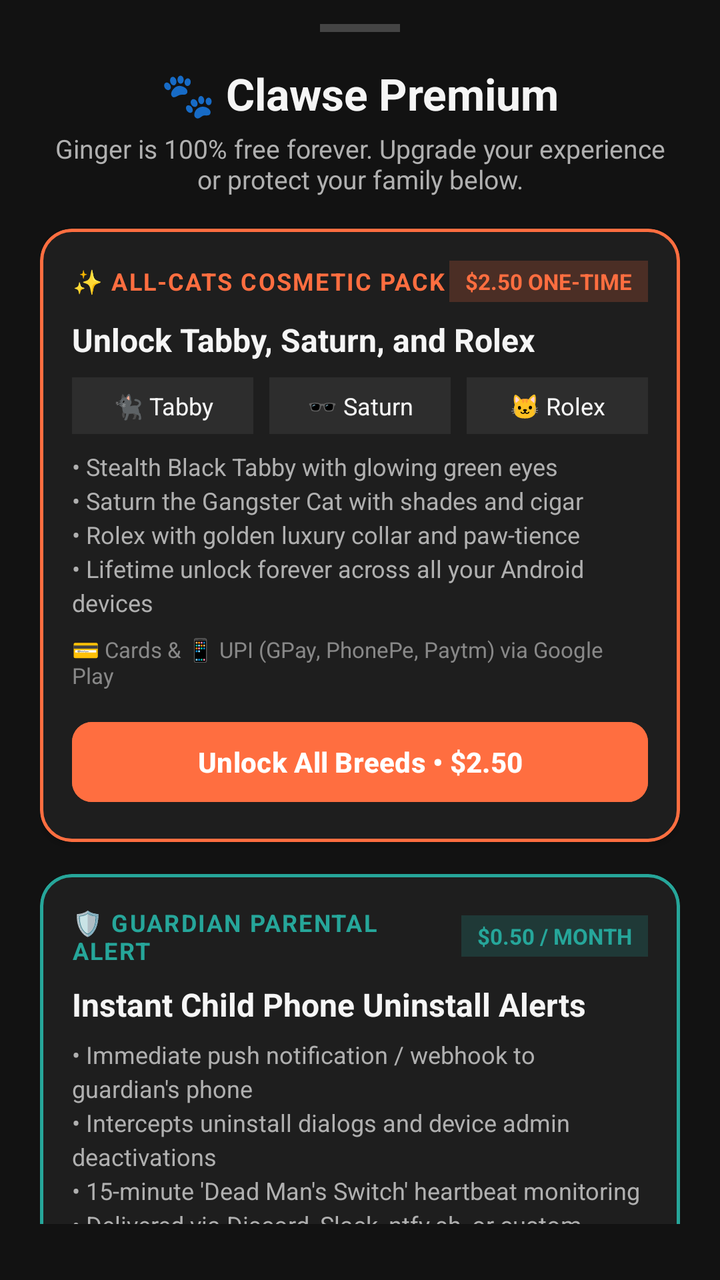
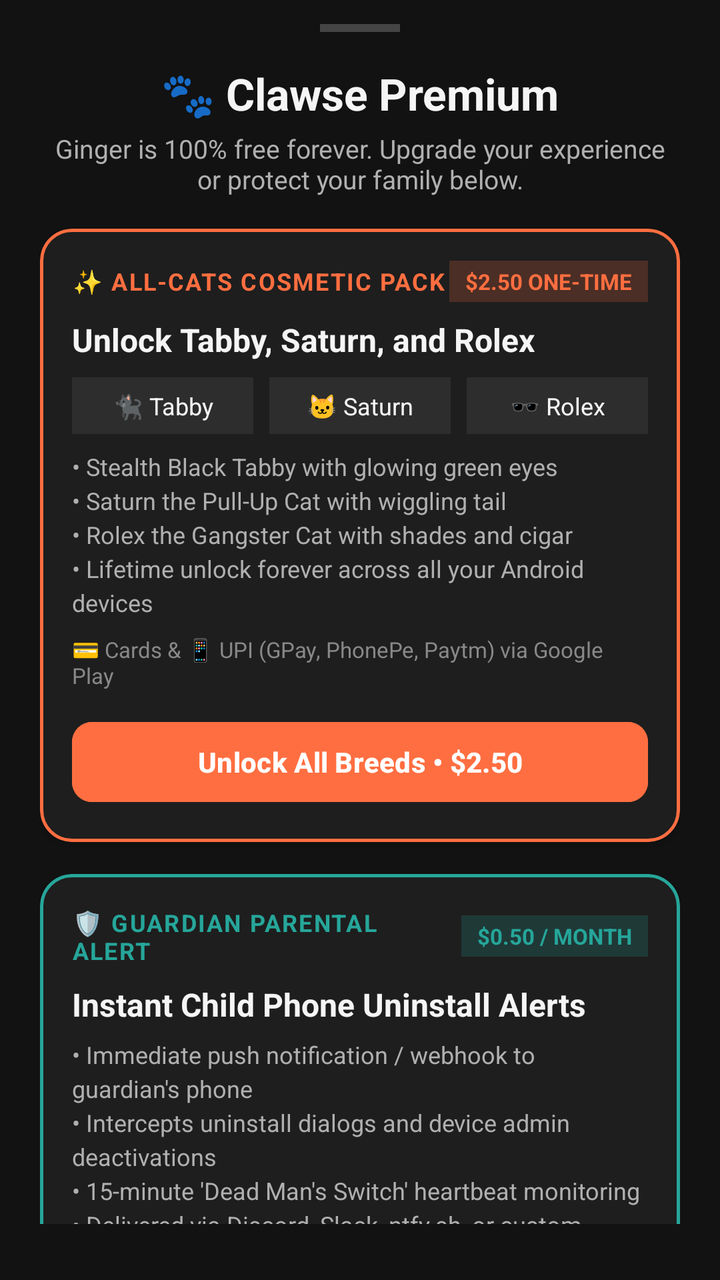

The first picture is an Android layout as it rendered before a commit; the second is the same layout after the commit. The layout source and the unified diff follow.
<!-- AndroidManifest.xml: application theme Theme.AntiScrollerKitty -->
<!-- res/layout/dialog_paywall.xml -->
<?xml version="1.0" encoding="utf-8"?>
<androidx.core.widget.NestedScrollView xmlns:android="http://schemas.android.com/apk/res/android"
    xmlns:app="http://schemas.android.com/apk/res-auto"
    android:layout_width="match_parent"
    android:layout_height="wrap_content"
    android:background="@color/background"
    android:paddingStart="20dp"
    android:paddingEnd="20dp"
    android:paddingTop="12dp"
    android:paddingBottom="28dp">

    <LinearLayout
        android:layout_width="match_parent"
        android:layout_height="wrap_content"
        android:gravity="center_horizontal"
        android:orientation="vertical">

        
        <View
            android:layout_width="40dp"
            android:layout_height="4dp"
            android:layout_marginBottom="16dp"
            android:background="#444444" />

        <TextView
            android:layout_width="wrap_content"
            android:layout_height="wrap_content"
            android:text="🐾 Clawse Premium"
            android:textColor="@color/text_primary"
            android:textSize="22sp"
            android:textStyle="bold" />

        <TextView
            android:layout_width="wrap_content"
            android:layout_height="wrap_content"
            android:layout_marginTop="4dp"
            android:layout_marginBottom="16dp"
            android:gravity="center"
            android:text="Ginger is 100% free forever. Upgrade your experience or protect your family below."
            android:textColor="@color/text_secondary"
            android:textSize="13sp" />

        
        <com.google.android.material.card.MaterialCardView
            android:id="@+id/cardCosmetics"
            android:layout_width="match_parent"
            android:layout_height="wrap_content"
            android:layout_marginBottom="16dp"
            app:cardBackgroundColor="@color/surface"
            app:cardCornerRadius="16dp"
            app:cardElevation="2dp"
            app:strokeColor="@color/primary"
            app:strokeWidth="1.5dp">

            <LinearLayout
                android:layout_width="match_parent"
                android:layout_height="wrap_content"
                android:orientation="vertical"
                android:padding="16dp">

                <LinearLayout
                    android:layout_width="match_parent"
                    android:layout_height="wrap_content"
                    android:gravity="center_vertical"
                    android:orientation="horizontal">

                    <TextView
                        android:layout_width="0dp"
                        android:layout_height="wrap_content"
                        android:layout_weight="1"
                        android:text="✨ ALL-CATS COSMETIC PACK"
                        android:textColor="@color/primary"
                        android:textSize="12sp"
                        android:letterSpacing="0.06"
                        android:textStyle="bold" />

                    <TextView
                        android:id="@+id/tvCosmeticsPriceBadge"
                        android:layout_width="wrap_content"
                        android:layout_height="wrap_content"
                        android:background="#33FF6E40"
                        android:paddingStart="8dp"
                        android:paddingEnd="8dp"
                        android:paddingTop="3dp"
                        android:paddingBottom="3dp"
                        android:text="$2.50 ONE-TIME"
                        android:textColor="@color/primary"
                        android:textSize="11sp"
                        android:textStyle="bold" />
                </LinearLayout>

                <TextView
                    android:layout_width="wrap_content"
                    android:layout_height="wrap_content"
                    android:layout_marginTop="8dp"
                    android:text="Unlock Tabby, Saturn, and Rolex"
                    android:textColor="@color/text_primary"
                    android:textSize="16sp"
                    android:textStyle="bold" />

                
                <LinearLayout
                    android:layout_width="match_parent"
                    android:layout_height="wrap_content"
                    android:layout_marginTop="8dp"
                    android:layout_marginBottom="8dp"
                    android:orientation="horizontal">

                    <TextView
                        android:layout_width="0dp"
                        android:layout_height="wrap_content"
                        android:layout_weight="1"
                        android:layout_marginEnd="4dp"
                        android:background="@color/surface_variant"
                        android:gravity="center"
                        android:paddingTop="6dp"
                        android:paddingBottom="6dp"
                        android:text="🐈‍⬛ Tabby"
                        android:textColor="@color/text_primary"
                        android:textSize="12sp" />

                    <TextView
                        android:layout_width="0dp"
                        android:layout_height="wrap_content"
                        android:layout_weight="1"
                        android:layout_marginStart="4dp"
                        android:layout_marginEnd="4dp"
                        android:background="@color/surface_variant"
                        android:gravity="center"
                        android:paddingTop="6dp"
                        android:paddingBottom="6dp"
                        android:text="🕶️ Saturn"
                        android:textColor="@color/text_primary"
                        android:textSize="12sp" />

                    <TextView
                        android:layout_width="0dp"
                        android:layout_height="wrap_content"
                        android:layout_weight="1"
                        android:layout_marginStart="4dp"
                        android:background="@color/surface_variant"
                        android:gravity="center"
                        android:paddingTop="6dp"
                        android:paddingBottom="6dp"
                        android:text="🐱 Rolex"
                        android:textColor="@color/text_primary"
                        android:textSize="12sp" />
                </LinearLayout>

                <TextView
                    android:layout_width="wrap_content"
                    android:layout_height="wrap_content"
                    android:text="• Stealth Black Tabby with glowing green eyes\n• Saturn the Gangster Cat with shades and cigar\n• Rolex with golden luxury collar and paw-tience\n• Lifetime unlock forever across all your Android devices"
                    android:textColor="@color/text_secondary"
                    android:textSize="12sp"
                    android:lineSpacingExtra="3dp" />

                <TextView
                    android:layout_width="wrap_content"
                    android:layout_height="wrap_content"
                    android:layout_marginTop="8dp"
                    android:text="💳 Cards &amp; 📱 UPI (GPay, PhonePe, Paytm) via Google Play"
                    android:textColor="#888888"
                    android:textSize="11sp" />

                <com.google.android.material.button.MaterialButton
                    android:id="@+id/btnBuyCosmetics"
                    android:layout_width="match_parent"
                    android:layout_height="48dp"
                    android:layout_marginTop="12dp"
                    android:text="Unlock All Breeds • $2.50"
                    android:textColor="@color/on_primary"
                    android:backgroundTint="@color/primary"
                    android:textStyle="bold"
                    app:cornerRadius="10dp" />
            </LinearLayout>
        </com.google.android.material.card.MaterialCardView>

        
        <com.google.android.material.card.MaterialCardView
            android:id="@+id/cardParental"
            android:layout_width="match_parent"
            android:layout_height="wrap_content"
            android:layout_marginBottom="16dp"
            app:cardBackgroundColor="@color/surface"
            app:cardCornerRadius="16dp"
            app:cardElevation="2dp"
            app:strokeColor="@color/secondary"
            app:strokeWidth="1.5dp">

            <LinearLayout
                android:layout_width="match_parent"
                android:layout_height="wrap_content"
                android:orientation="vertical"
                android:padding="16dp">

                <LinearLayout
                    android:layout_width="match_parent"
                    android:layout_height="wrap_content"
                    android:gravity="center_vertical"
                    android:orientation="horizontal">

                    <TextView
                        android:layout_width="0dp"
                        android:layout_height="wrap_content"
                        android:layout_weight="1"
                        android:text="🛡️ GUARDIAN PARENTAL ALERT"
                        android:textColor="@color/secondary"
                        android:textSize="12sp"
                        android:letterSpacing="0.06"
                        android:textStyle="bold" />

                    <TextView
                        android:id="@+id/tvParentalPriceBadge"
                        android:layout_width="wrap_content"
                        android:layout_height="wrap_content"
                        android:background="#3326A69A"
                        android:paddingStart="8dp"
                        android:paddingEnd="8dp"
                        android:paddingTop="3dp"
                        android:paddingBottom="3dp"
                        android:text="$0.50 / MONTH"
                        android:textColor="@color/secondary"
                        android:textSize="11sp"
                        android:textStyle="bold" />
                </LinearLayout>

                <TextView
                    android:layout_width="wrap_content"
                    android:layout_height="wrap_content"
                    android:layout_marginTop="8dp"
                    android:text="Instant Child Phone Uninstall Alerts"
                    android:textColor="@color/text_primary"
                    android:textSize="16sp"
                    android:textStyle="bold" />

                <TextView
                    android:layout_width="wrap_content"
                    android:layout_height="wrap_content"
                    android:layout_marginTop="6dp"
                    android:text="• Immediate push notification / webhook to guardian's phone\n• Intercepts uninstall dialogs and device admin deactivations\n• 15-minute 'Dead Man's Switch' heartbeat monitoring\n• Delivered via Discord, Slack, ntfy.sh, or custom Webhook"
                    android:textColor="@color/text_secondary"
                    android:textSize="12sp"
                    android:lineSpacingExtra="3dp" />

                <TextView
                    android:layout_width="wrap_content"
                    android:layout_height="wrap_content"
                    android:layout_marginTop="8dp"
                    android:text="💳 Cards &amp; 📱 UPI via Google Play Subscriptions • Cancel anytime"
                    android:textColor="#888888"
                    android:textSize="11sp" />

                <com.google.android.material.button.MaterialButton
                    android:id="@+id/btnBuyParental"
                    android:layout_width="match_parent"
                    android:layout_height="48dp"
                    android:layout_marginTop="12dp"
                    android:text="Subscribe Guardian Alert • $0.50 / mo"
                    android:textColor="@color/on_secondary"
                    android:backgroundTint="@color/secondary"
                    android:textStyle="bold"
                    app:cornerRadius="10dp" />
            </LinearLayout>
        </com.google.android.material.card.MaterialCardView>

        
        <com.google.android.material.button.MaterialButton
            android:id="@+id/btnRestorePurchases"
            android:layout_width="wrap_content"
            android:layout_height="wrap_content"
            android:text="🔄 Restore Previous Purchases"
            android:textColor="@color/text_secondary"
            style="@style/Widget.Material3.Button.TextButton" />

        <TextView
            android:layout_width="wrap_content"
            android:layout_height="wrap_content"
            android:layout_marginTop="8dp"
            android:gravity="center"
            android:text="Secured by Google Play Billing. Subscriptions renew automatically unless cancelled in Google Play Store settings."
            android:textColor="#666666"
            android:textSize="11sp" />

    </LinearLayout>
</androidx.core.widget.NestedScrollView>
<!-- resources referenced by this layout -->
<resources>
  <color name="background">#121212</color>
  <color name="on_primary">#FFFFFF</color>
  <color name="on_secondary">#FFFFFF</color>
  <color name="primary">#FF6E40</color>
  <color name="secondary">#26A69A</color>
  <color name="surface">#1E1E1E</color>
  <color name="surface_variant">#2D2D2D</color>
  <color name="text_primary">#F5F5F5</color>
  <color name="text_secondary">#B0B0B0</color>
  <style name="Theme.AntiScrollerKitty" parent="Theme.Material3.Dark.NoActionBar">
          <item name="colorPrimary">@color/primary</item>
          <item name="colorOnPrimary">@color/on_primary</item>
          <item name="colorSecondary">@color/secondary</item>
          <item name="colorOnSecondary">@color/on_secondary</item>
          <item name="android:statusBarColor">@color/background</item>
          <item name="android:navigationBarColor">@color/background</item>
          <item name="android:windowBackground">@color/background</item>
      </style>
</resources>

<!-- the commit's change to res/layout/dialog_paywall.xml (unified diff, before → after) -->
@@ -129,7 +129,7 @@
                         android:gravity="center"
                         android:paddingTop="6dp"
                         android:paddingBottom="6dp"
-                        android:text="🕶️ Saturn"
+                        android:text="🐱 Saturn"
                         android:textColor="@color/text_primary"
                         android:textSize="12sp" />
 
@@ -142,7 +142,7 @@
                         android:gravity="center"
                         android:paddingTop="6dp"
                         android:paddingBottom="6dp"
-                        android:text="🐱 Rolex"
+                        android:text="🕶️ Rolex"
                         android:textColor="@color/text_primary"
                         android:textSize="12sp" />
                 </LinearLayout>
@@ -150,7 +150,7 @@
                 <TextView
                     android:layout_width="wrap_content"
                     android:layout_height="wrap_content"
-                    android:text="• Stealth Black Tabby with glowing green eyes\n• Saturn the Gangster Cat with shades and cigar\n• Rolex with golden luxury collar and paw-tience\n• Lifetime unlock forever across all your Android devices"
+                    android:text="• Stealth Black Tabby with glowing green eyes\n• Saturn the Pull-Up Cat with wiggling tail\n• Rolex the Gangster Cat with shades and cigar\n• Lifetime unlock forever across all your Android devices"
                     android:textColor="@color/text_secondary"
                     android:textSize="12sp"
                     android:lineSpacingExtra="3dp" />
